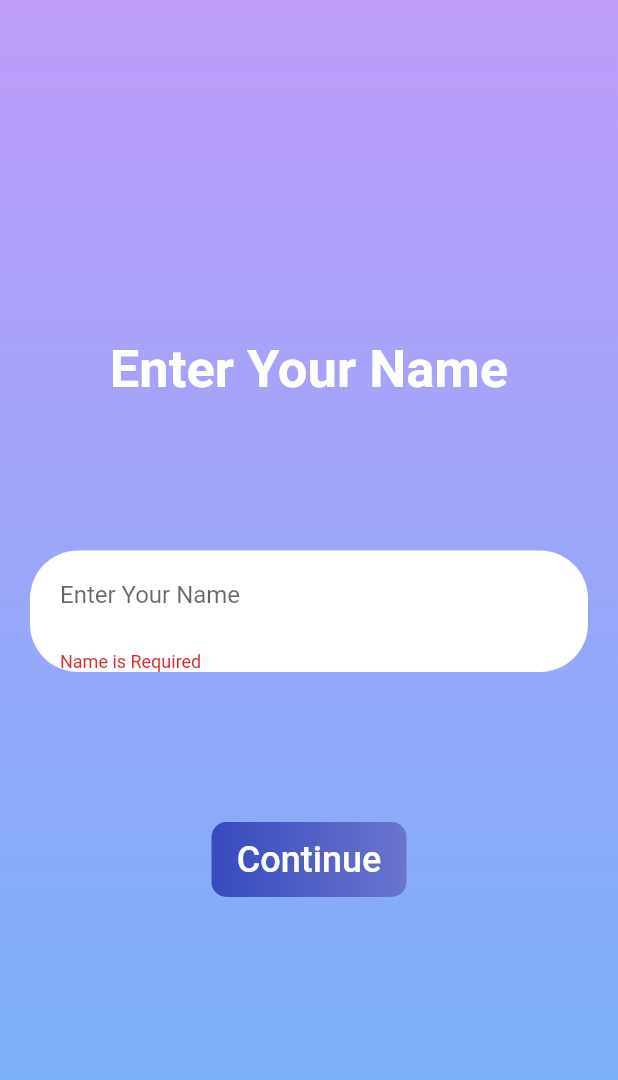
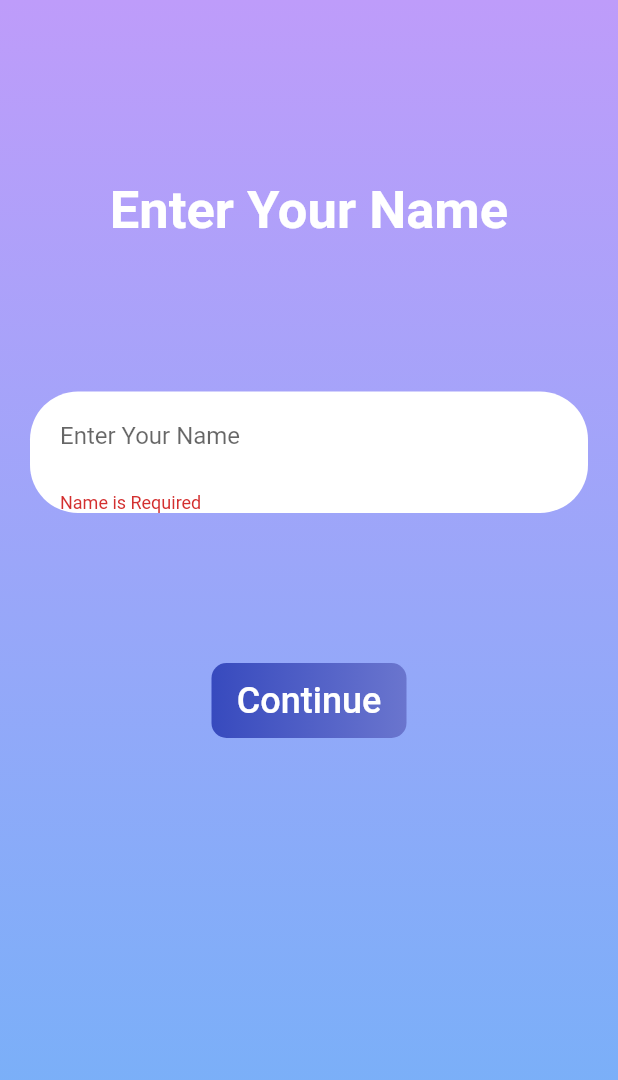
Before and after one commit to amaiswarya/mozanta_test, a Flutter app: the screen it shows after launch, after a tap on "Continue", on a phone screen of 412 x 824 dp. Shown: the top 1080 px of the screen. Run offline on Flutter 3.47's test engine with Material 2 defaults, Android fonts, the phone set to English and light mode, and no system bars; our stand-ins replace flutter_spinkit, get, hive; accounts and stored records are empty.

Commit message:
ui changes

```diff
--- a/lib/src/views/screens/home_screen/home.dart
+++ b/lib/src/views/screens/home_screen/home.dart
@@ -18,14 +18,16 @@ class Home extends StatelessWidget {
 
   Scaffold bodyWidget() {
     return Scaffold(
-      resizeToAvoidBottomInset: false,
       body: Stack(children: [
         _backgroundGradient(),
         Padding(
           padding: const EdgeInsets.all(20),
+          child: SingleChildScrollView(
+            physics: const BouncingScrollPhysics(),
             child: Column(
               mainAxisAlignment: MainAxisAlignment.center,
               children: [
+                const SizedBox(height: 100),
                 const Text(
                   StringConstants.hintText,
                   textAlign: TextAlign.center,
@@ -55,6 +57,7 @@ class Home extends StatelessWidget {
               ],
             ),
           ),
+        ),
       ]),
     );
   }
--- a/lib/src/views/screens/splash_screen/splash_screen.dart
+++ b/lib/src/views/screens/splash_screen/splash_screen.dart
@@ -31,7 +31,13 @@ class _SplashScreenState extends State<SplashScreen> {
           child: Column(
               mainAxisAlignment: MainAxisAlignment.center,
               children: const [
-                Image(image: AssetImage("assets/images/stopwatch.jpg")),
+                Image(
+                  image: AssetImage("assets/images/stopwatch.jpg"),
+                  height: 200,
+                ),
+                SizedBox(
+                  height: 50,
+                ),
                 Text(
                   "STOPWATCH",
                   style: TextStyle(
@@ -40,11 +46,11 @@ class _SplashScreenState extends State<SplashScreen> {
                       fontWeight: FontWeight.w600),
                 ),
                 SizedBox(
-                  height: 50,
+                  height: 10,
                 ),
                 SpinKitPouringHourGlassRefined(
                   color: AppColors.bgTopColor,
-                  size: 120,
+                  size: 60,
                 ),
               ])),
     ));
```
Lines whose indentation alone changed are shown as unchanged.
